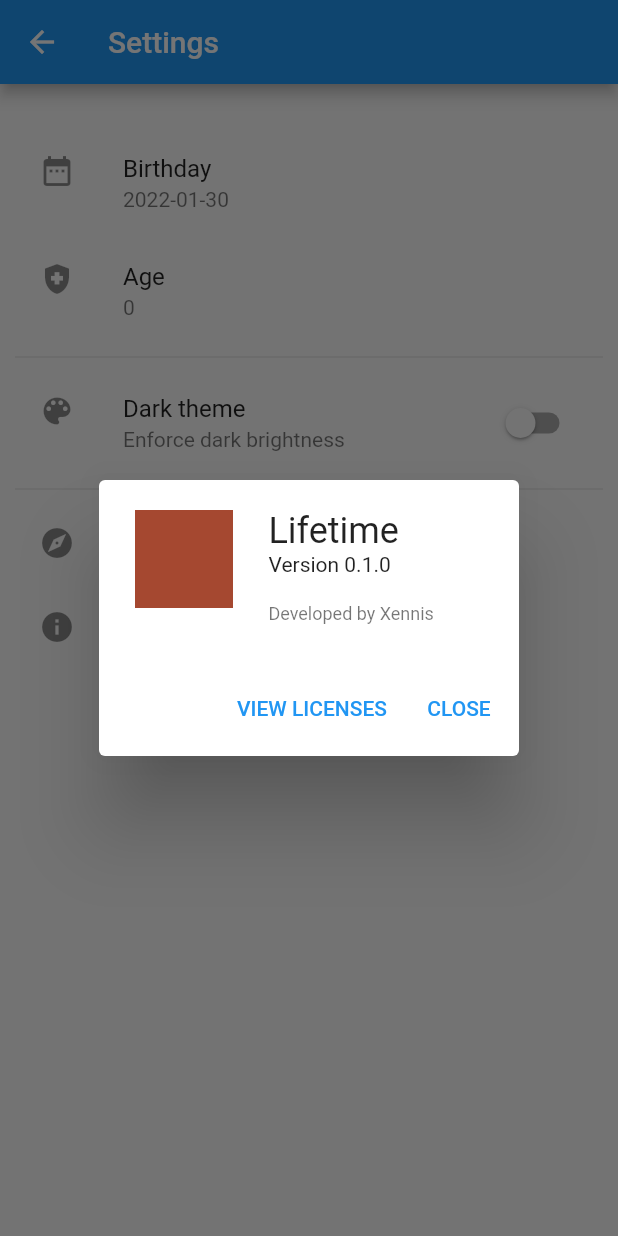
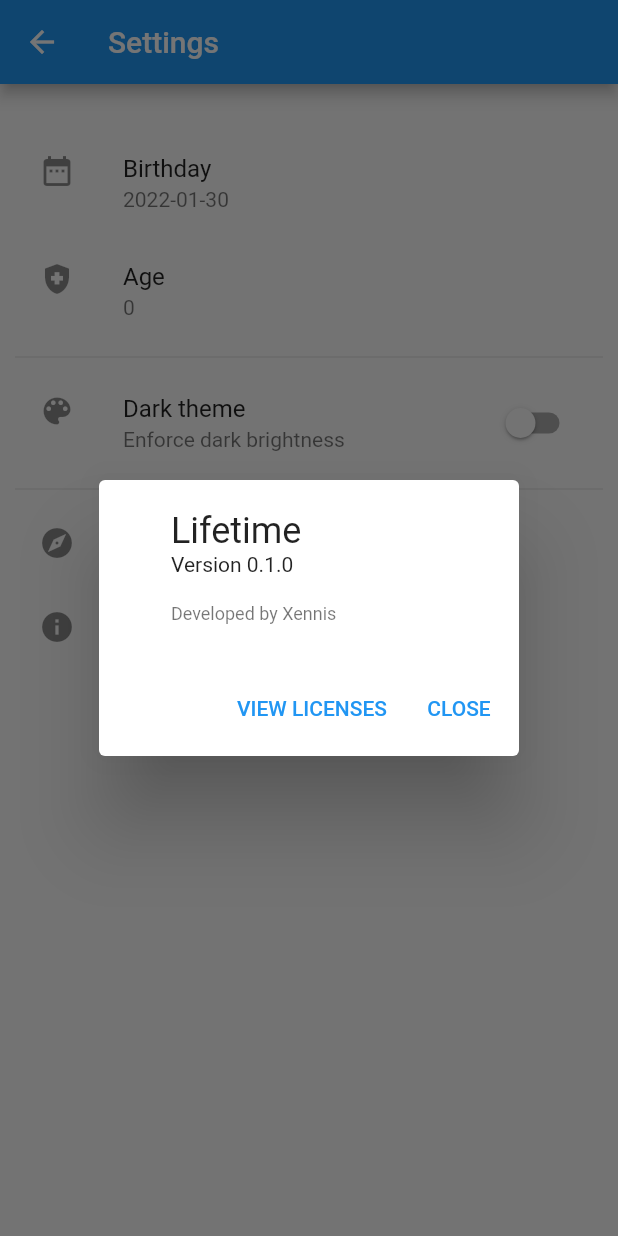
Before and after one commit to Xennis/lifetime-clock-app, a Flutter app: the ConfigPage screen opened directly with empty values, after a tap on "About the app", on a phone screen of 412 x 824 dp. Run offline on Flutter 3.47's test engine with Material 2 defaults, Android fonts, the phone set to English and light mode, and no system bars; our stand-ins replace numberpicker, shared_preferences; accounts and stored records are empty; generated files the repository leaves out were written again.

Commit message:
Remove buggy flutter_launcher_icons and instead use AndroidStudio

```diff
--- a/lib/pages/config_page.dart
+++ b/lib/pages/config_page.dart
@@ -69,11 +69,11 @@ class _ConfigPageState extends State<ConfigPage> {
                 AboutListTile(
                   child: Text(l10n.aboutPage),
                   icon: const Icon(Icons.explore),
-                  applicationIcon: Image.asset(
-                    'assets/app-icon.png',
-                    width: 65,
-                    height: 65,
-                  ),
+                  //applicationIcon: Image.asset(
+                  //  'assets/app-icon.png',
+                  //  width: 65,
+                  //  height: 65,
+                  //),
                   applicationName: l10n.appTitle,
                   applicationVersion: l10n.aboutVersion('0.1.0'),
                   applicationLegalese: l10n.aboutLegalese('Xennis'),
```
Also changed, not shown: pubspec.yaml (+10 -7 lines), assets/app-icon.png (deleted), pubspec.lock, 11 other files.
